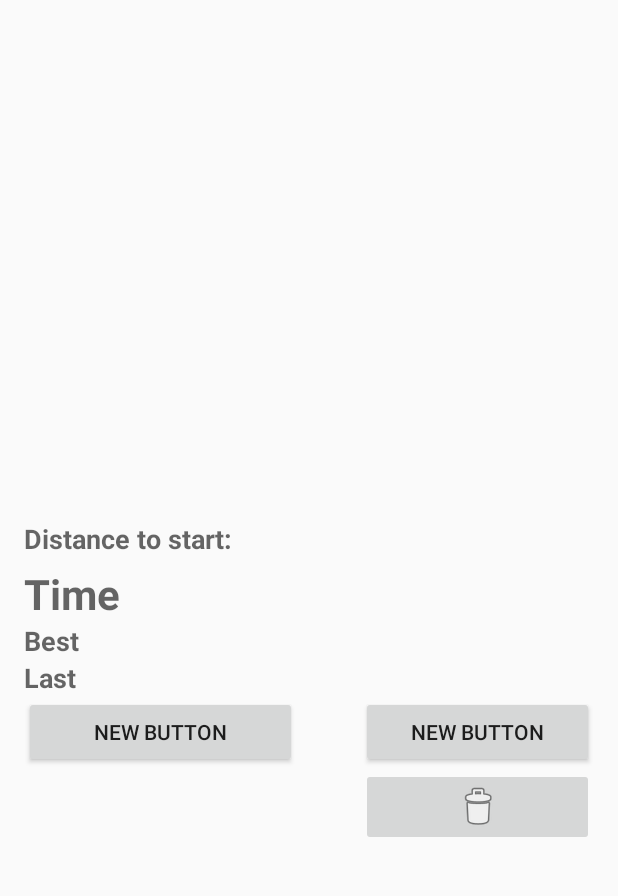
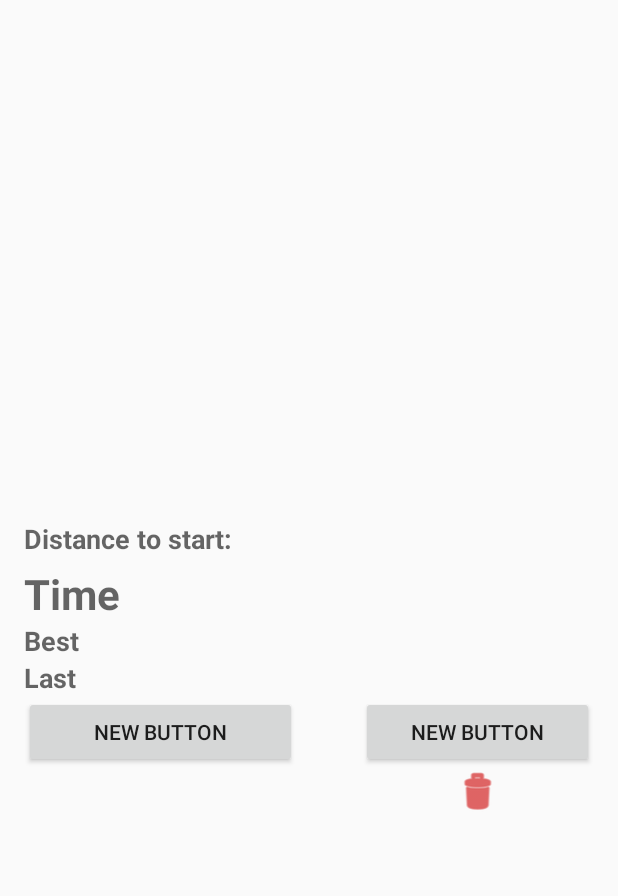
Before and after one commit to Sermodi/SportRoutes, an Android app: the VerRutaActivity screen opened directly, with no data from a screen before it, on a phone screen of 412 x 824 dp, the part 77-973 px from its top. Run offline under Robolectric (Android 15) with nearby library versions, the phone set to English and light mode, and no system bars; 1 statement that could not run was skipped.

Commit message:
VerRuta Botones

```diff
--- a/app/src/main/res/layout/activity_ver_ruta.xml
+++ b/app/src/main/res/layout/activity_ver_ruta.xml
@@ -137,12 +137,13 @@
             android:layout_width="match_parent"
             android:layout_height="match_parent">
 
-            <ImageButton
+            <ImageView
                 android:layout_width="wrap_content"
                 android:layout_height="wrap_content"
-                android:id="@+id/imageButton"
+                android:id="@+id/imageView"
+                android:layout_column="2"
                 android:src="@android:drawable/ic_menu_delete"
-                android:layout_column="2" />
+                android:tint="@android:color/holo_red_dark" />
         </TableRow>
 
     </TableLayout>
```
Also changed, not shown: app/src/main/java/com/asimov/sportroutes/VerRutaActivity.java (+23 -1 lines).
